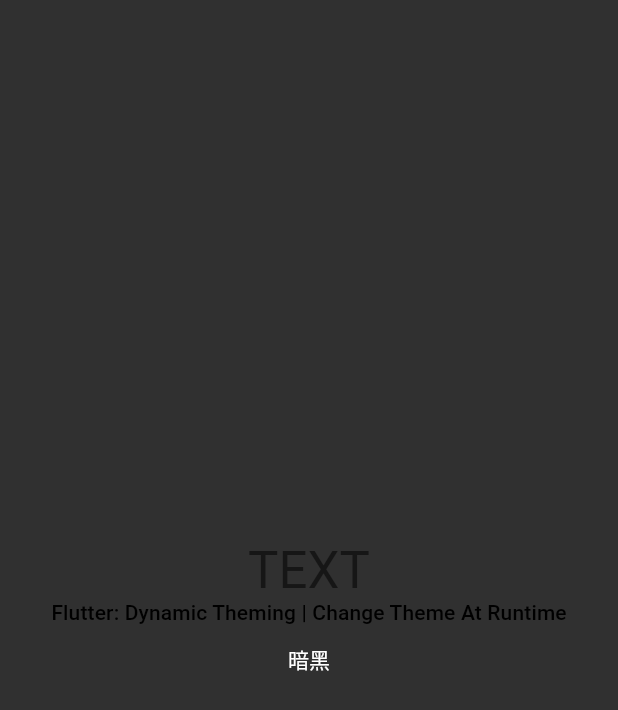
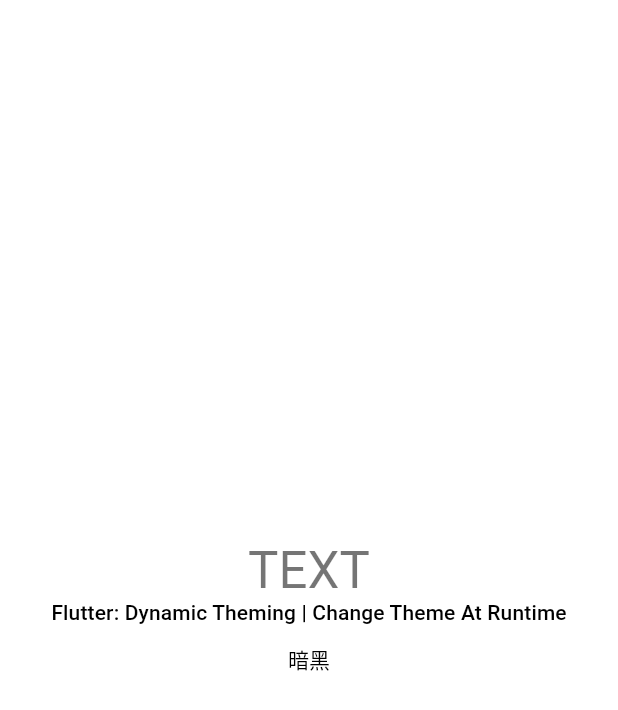
Before and after one commit to Tecode/dynamic_theme, a Flutter app: the screen it shows after launch, on a phone screen of 412 x 824 dp. Shown: the top 710 px of the screen. Run offline on Flutter 3.47's test engine with Material 2 defaults, Android fonts, the phone set to English and light mode, and no system bars.

Commit message:
feat: iOS标准主题配置，新增单元测试

```diff
--- /dev/null
+++ b/lib/containers/app.dart
@@ -0,0 +1,91 @@
+import 'package:dynamic_theme/helpers/options.dart';
+import 'package:dynamic_theme/helpers/scales.dart';
+import 'package:dynamic_theme/helpers/themes.dart';
+import 'package:flutter/cupertino.dart';
+import 'package:flutter/scheduler.dart' show timeDilation;
+import 'package:flutter/foundation.dart' show defaultTargetPlatform;
+import 'package:flutter/material.dart';
+
+class DynamicTheme extends StatefulWidget {
+  const DynamicTheme();
+  @override
+  _DynamicThemeState createState() => _DynamicThemeState();
+}
+
+class _DynamicThemeState extends State<DynamicTheme> {
+  Options _options;
+
+  @override
+  void initState() {
+    super.initState();
+    _options = Options(
+      themeMode: ThemeMode.system,
+      textScaleFactor: textScaleValues[0],
+      timeDilation: timeDilation,
+      platform: defaultTargetPlatform,
+    );
+  }
+
+// 文字缩放
+  Widget _applyTextScaleFactor(Widget child) {
+    return Builder(
+      builder: (BuildContext context) {
+        return MediaQuery(
+          data: MediaQuery.of(context).copyWith(
+            textScaleFactor: _options.textScaleFactor.scale,
+          ),
+          child: child,
+        );
+      },
+    );
+  }
+
+  @override
+  Widget build(BuildContext context) {
+    return MaterialApp(
+      title: 'Dynamic Theme',
+      theme: lightTheme.copyWith(platform: _options.platform),
+      darkTheme: darkTheme.copyWith(platform: _options.platform),
+      themeMode: _options.themeMode,
+      home: Scaffold(
+        body: SizedBox(
+          child: Center(
+            child: Column(
+              mainAxisAlignment: MainAxisAlignment.center,
+              crossAxisAlignment: CrossAxisAlignment.center,
+              children: <Widget>[
+                Text(
+                  'TEXT',
+                  style: Theme.of(context).textTheme.display1,
+                ),
+                Text(
+                  'Flutter: Dynamic Theming | Change Theme At Runtime',
+                  style: Theme.of(context).textTheme.subtitle,
+                ),
+                FlatButton(
+                  onPressed: () => {print('12112')},
+                  child: Text('暗黑'),
+                ),
+              ],
+            ),
+          ),
+        ),
+      ),
+      builder: (BuildContext context, Widget child) {
+        return _applyTextScaleFactor(
+          // Specifically use a blank Cupertino theme here and do not transfer
+          // over the Material primary color etc except the brightness to
+          // showcase standard iOS looks.
+          Builder(builder: (BuildContext context) {
+            return CupertinoTheme(
+              data: CupertinoThemeData(
+                brightness: Theme.of(context).brightness,
+              ),
+              child: child,
+            );
+          }),
+        );
+      },
+    );
+  }
+}
--- a/lib/helpers/scales.dart
+++ b/lib/helpers/scales.dart
@@ -4,17 +4,16 @@
 
 import 'package:flutter/material.dart';
 
-class GalleryTextScaleValue {
-  const GalleryTextScaleValue(this.scale, this.label);
+class TextScaleValue {
+  const TextScaleValue(this.scale, this.label);
 
   final double scale;
   final String label;
 
   @override
   bool operator ==(dynamic other) {
-    if (runtimeType != other.runtimeType)
-      return false;
-    final GalleryTextScaleValue typedOther = other;
+    if (runtimeType != other.runtimeType) return false;
+    final TextScaleValue typedOther = other;
     return scale == typedOther.scale && label == typedOther.label;
   }
 
@@ -25,13 +24,12 @@ class GalleryTextScaleValue {
   String toString() {
     return '$runtimeType($label)';
   }
-
 }
 
-const List<GalleryTextScaleValue> kAllGalleryTextScaleValues = <GalleryTextScaleValue>[
-  GalleryTextScaleValue(null, 'System Default'),
-  GalleryTextScaleValue(0.8, 'Small'),
-  GalleryTextScaleValue(1.0, 'Normal'),
-  GalleryTextScaleValue(1.3, 'Large'),
-  GalleryTextScaleValue(2.0, 'Huge'),
+const List<TextScaleValue> textScaleValues = <TextScaleValue>[
+  TextScaleValue(null, 'System Default'),
+  TextScaleValue(0.8, 'Small'),
+  TextScaleValue(1.0, 'Normal'),
+  TextScaleValue(1.3, 'Large'),
+  TextScaleValue(2.0, 'Huge'),
 ];
--- a/lib/helpers/themes.dart
+++ b/lib/helpers/themes.dart
@@ -1,7 +1,7 @@
 import 'package:flutter/material.dart';
 
-final ThemeData kLightGalleryTheme = _buildLightTheme();
-final ThemeData kDarkGalleryTheme = _buildDarkTheme();
+final ThemeData lightTheme = _buildLightTheme();
+final ThemeData darkTheme = _buildDarkTheme();
 
 TextTheme _buildTextTheme(TextTheme base) {
   return base.copyWith(
--- a/lib/main.dart
+++ b/lib/main.dart
@@ -1,38 +1,4 @@
+import 'package:dynamic_theme/containers/app.dart';
 import 'package:flutter/material.dart';
 
-void main() => runApp(DynamicTheme());
-
-class DynamicTheme extends StatelessWidget {
-  // This widget is the root of your application.
-  @override
-  Widget build(BuildContext context) {
-    return MaterialApp(
-      title: 'Flutter Demo',
-      theme: ThemeData.dark(),
-      home: Scaffold(
-        body: SizedBox(
-          child: Center(
-            child: Column(
-              mainAxisAlignment: MainAxisAlignment.center,
-              crossAxisAlignment: CrossAxisAlignment.center,
-              children: <Widget>[
-                Text(
-                  'TEXT',
-                  style: Theme.of(context).textTheme.display1,
-                ),
-                Text(
-                  'Flutter: Dynamic Theming | Change Theme At Runtime',
-                  style: Theme.of(context).textTheme.subtitle,
-                ),
-                FlatButton(
-                  onPressed: () => {},
-                  child: Text('暗黑'),
-                ),
-              ],
-            ),
-          ),
-        ),
-      ),
-    );
-  }
-}
+void main() => runApp(const DynamicTheme());
```
Also changed, not shown: lib/helpers/options.dart (+27 -28 lines), 2 other files.
